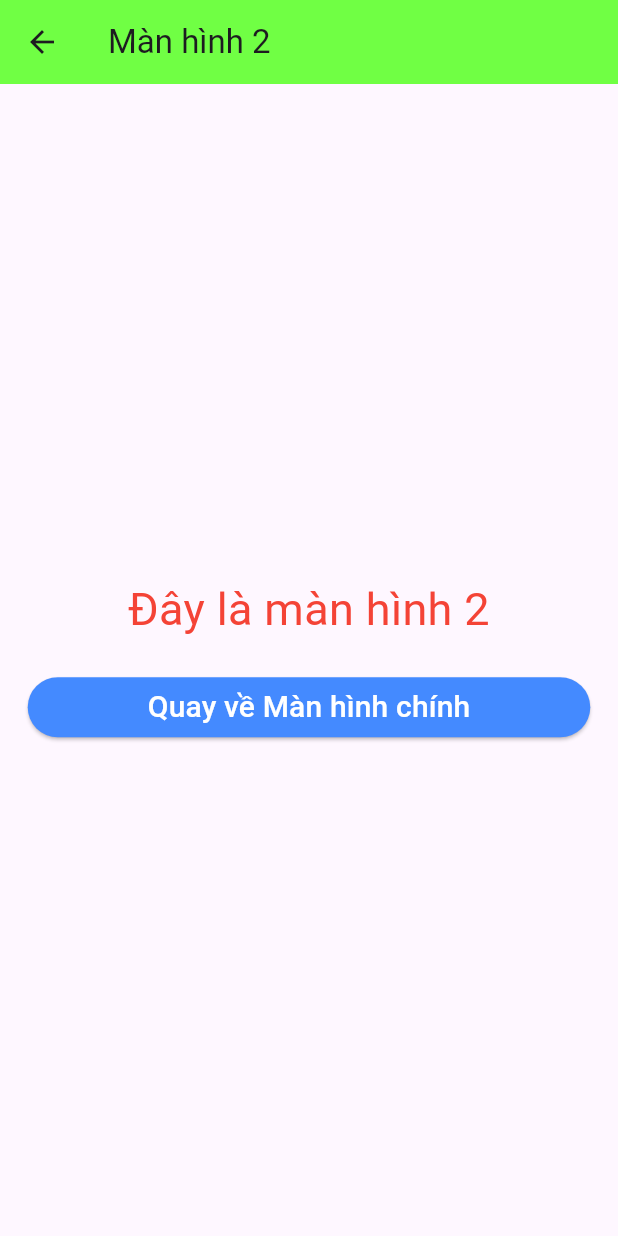
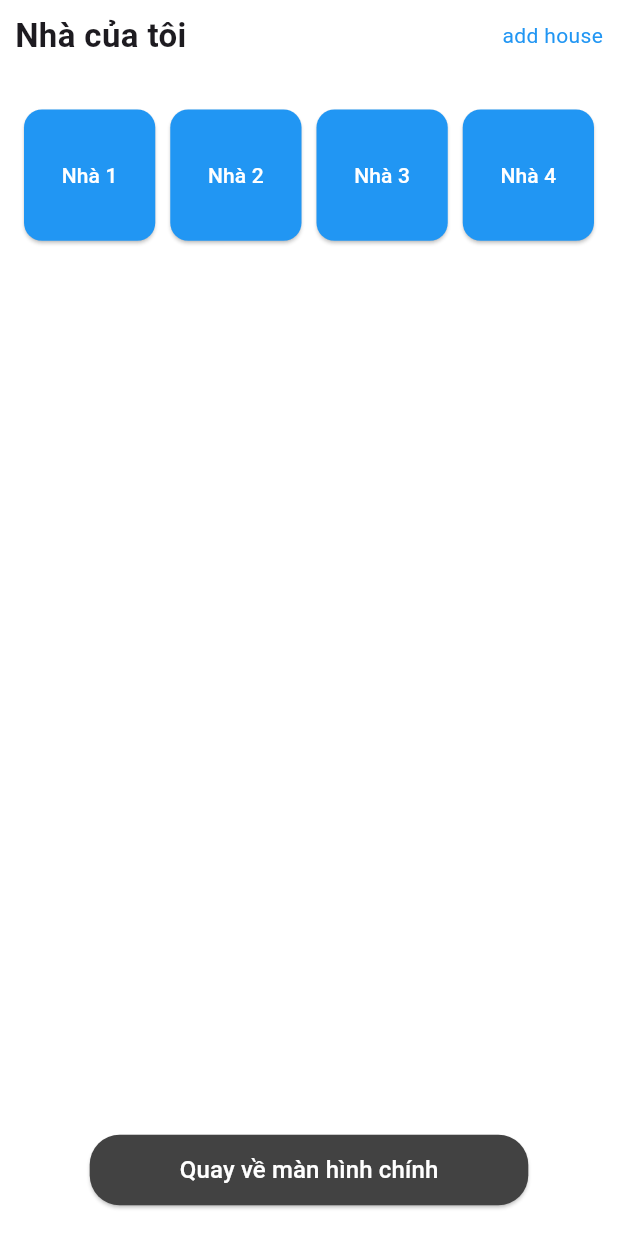
Before and after one commit to LECHANHIEP/CHUYEN-CAC-MAN-HINH, a Flutter app: the screen it shows after launch, after a tap on "Đăng nhập", on a phone screen of 412 x 824 dp. Run offline on Flutter 3.47's test engine with Material 3 defaults, Android fonts, the phone set to English and light mode, and no system bars; our stand-ins replace fluttertoast.

Commit message:
update 2

```diff
--- /dev/null
+++ b/lib/screens/home.dart
@@ -0,0 +1,110 @@
+import 'package:flutter/material.dart';
+import 'manhinhchinh.dart';
+
+class Home extends StatefulWidget {
+  const Home({super.key});
+
+  @override
+  State<Home> createState() => _HomeState();
+}
+
+class _HomeState extends State<Home> {
+  List<String> danhSach = ['Nhà 1', 'Nhà 2', 'Nhà 3', 'Nhà 4'];
+
+  void _themNhaMoi() {
+    setState(() {
+      danhSach.add('Nhà ${danhSach.length + 1}');
+    });
+  }
+
+  @override
+  Widget build(BuildContext context) {
+    return Scaffold(
+      backgroundColor: Colors.white,
+      body: SafeArea(
+        child: Column(
+          children: [
+            // Header
+            Padding(
+              padding: const EdgeInsets.symmetric(horizontal: 10, vertical: 8),
+              child: Row(
+                mainAxisAlignment: MainAxisAlignment.spaceBetween,
+                children: [
+                  const Text(
+                    'Nhà của tôi',
+                    style: TextStyle(
+                      fontSize: 22,
+                      fontWeight: FontWeight.bold,
+                    ),
+                  ),
+                  GestureDetector(
+                    onTap: _themNhaMoi,
+                    child: const Text(
+                      'add house',
+                      style: TextStyle(fontSize: 14, color: Colors.blue),
+                    ),
+                  ),
+                ],
+              ),
+            ),
+            const SizedBox(height: 10),
+
+            // Danh sách dạng lưới nút nhấn
+            Expanded(
+              child: Padding(
+                padding: const EdgeInsets.all(16.0),
+                child: GridView.count(
+                  crossAxisCount: 4,
+                  crossAxisSpacing: 10,
+                  mainAxisSpacing: 10,
+                  children: danhSach.map((ten) {
+                    return ElevatedButton(
+                      onPressed: () {
+                        // Tạm thời không làm gì khi nhấn
+                      },
+                      style: ElevatedButton.styleFrom(
+                        backgroundColor: Colors.blue,
+                        shape: RoundedRectangleBorder(
+                          borderRadius: BorderRadius.circular(12),
+                        ),
+                      ),
+                      child: Text(
+                        ten,
+                        textAlign: TextAlign.center,
+                        style: const TextStyle(color: Colors.white),
+                      ),
+                    );
+                  }).toList(),
+                ),
+              ),
+            ),
+
+            // Nút quay về màn hình chính
+            Padding(
+              padding: const EdgeInsets.only(bottom: 20),
+              child: ElevatedButton(
+                onPressed: () {
+                  Navigator.push(
+                    context,
+                    MaterialPageRoute(builder: (_) => const ManChinh()),
+                  );
+                },
+                style: ElevatedButton.styleFrom(
+                  backgroundColor: Colors.grey[800],
+                  padding: const EdgeInsets.symmetric(horizontal: 60, vertical: 12),
+                  shape: RoundedRectangleBorder(
+                    borderRadius: BorderRadius.circular(20),
+                  ),
+                ),
+                child: const Text(
+                  'Quay về màn hình chính',
+                  style: TextStyle(color: Colors.white, fontSize: 16),
+                ),
+              ),
+            ),
+          ],
+        ),
+      ),
+    );
+  }
+}
--- a/lib/screens/manhinh2.dart
+++ /dev/null
@@ -1,48 +0,0 @@
-import 'package:app1/screens/manhinhchinh.dart';
-import 'package:flutter/material.dart';
-
-class ManHinh2 extends StatelessWidget {
-  const ManHinh2({super.key});
-
-  @override
-  Widget build(BuildContext context) {
-    return Scaffold(
-      appBar: AppBar(
-        title: const Text('Màn hình 2'),
-        backgroundColor: const Color.fromARGB(255, 112, 255, 68),
-      ),
-      body: Center(
-        child: Column(
-          mainAxisAlignment: MainAxisAlignment.center,
-          children: [
-            const Text(
-              'Đây là màn hình 2',
-              style: TextStyle(fontSize: 30, color: Colors.red),
-            ),
-            const SizedBox(height: 20),
-            ElevatedButton(
-              onPressed: () {
-                // Khi nhấn nút, chuyển về màn hình ManChinh
-                Navigator.push(
-                  context,
-                  MaterialPageRoute(builder: (_) => const ManChinh()),
-                );
-              },
-              style: ElevatedButton.styleFrom(
-                backgroundColor: Colors.blueAccent, // Màu nền của nút
-                padding: const EdgeInsets.symmetric(horizontal: 80),
-                shape: RoundedRectangleBorder(
-                  borderRadius: BorderRadius.circular(20),
-                ),
-              ),
-              child: const Text(
-                'Quay về Màn hình chính',
-                style: TextStyle(fontSize: 20, color: Colors.white),
-              ),
-            ),
-          ],
-        ),
-      ),
-    );
-  }
-}
--- a/lib/screens/manhinhchinh.dart
+++ b/lib/screens/manhinhchinh.dart
@@ -1,9 +1,9 @@
 import 'package:flutter/material.dart';
 import 'package:fluttertoast/fluttertoast.dart';
 import 'package:url_launcher/url_launcher.dart';
-import 'manhinh2.dart'; // <-- import màn hình 2 nằm cùng thư mục
+import 'home.dart';
 import 'dangki.dart';
-// Các hàm tiện ích
+
 void dangnhap() {
   print("Đăng nhập thành công!");
 }
@@ -39,20 +39,46 @@ void fb() async {
   }
 }
 
-// Màn hình chính
 class ManChinh extends StatelessWidget {
   const ManChinh({super.key});
 
   @override
   Widget build(BuildContext context) {
     return Scaffold(
-      body: Container(
+      body: SingleChildScrollView(
+        child: Container(
           width: double.infinity,
-        height: double.infinity,
+          height: MediaQuery.of(context).size.height,
           color: Colors.white,
           child: Column(
+            children: const [
+              SizedBox(height: 30),
+              _LogoSection(),
+              SizedBox(height: 40),
+              _LoginForm(),
+              SizedBox(height: 20),
+              _ActionButtons(),
+              SizedBox(height: 10),
+              Text('Đăng nhập với ',
+              style: TextStyle(color: Colors.blueAccent),),
+              SizedBox(height: 20),
+              _FooterActions(),
+            ],
+          ),
+        ),
+      ),
+    );
+  }
+}
+
+// Logo và tiêu đề
+class _LogoSection extends StatelessWidget {
+  const _LogoSection();
+
+  @override
+  Widget build(BuildContext context) {
+    return Column(
       children: [
-            const SizedBox(height: 50),
         Row(
           mainAxisAlignment: MainAxisAlignment.center,
           children: [
@@ -65,11 +91,7 @@ class ManChinh extends StatelessWidget {
               ),
             ),
             const SizedBox(width: 10),
-                Image.asset(
-                  'assets/photo/wifi.png',
-                  width: 60,
-                  height: 60,
-                ),
+            Image.asset('assets/photo/wifi.png', width: 60, height: 60),
           ],
         ),
         const SizedBox(height: 10),
@@ -82,33 +104,58 @@ class ManChinh extends StatelessWidget {
             color: Colors.black,
           ),
         ),
-            const SizedBox(height: 60),
+      ],
+    );
+  }
+}
+
+// Form nhập tài khoản và mật khẩu
+class _LoginForm extends StatelessWidget {
+  const _LoginForm();
+
+  @override
+  Widget build(BuildContext context) {
+    return Column(
+      children: const [
         Padding(
-              padding: const EdgeInsets.symmetric(horizontal: 50),
+          padding: EdgeInsets.symmetric(horizontal: 50),
           child: TextField(
             decoration: InputDecoration(
               hintText: "Nhập tài khoản",
-                  prefixIcon: const Icon(Icons.email, color: Colors.blueAccent),
+              prefixIcon: Icon(Icons.email, color: Colors.blueAccent),
               border: OutlineInputBorder(
-                    borderRadius: BorderRadius.circular(20),
-                    borderSide: const BorderSide(color: Colors.black),
+                borderRadius: BorderRadius.all(Radius.circular(20)),
+                borderSide: BorderSide(color: Colors.black),
               ),
             ),
-                style: const TextStyle(
+            style: TextStyle(
               fontSize: 18,
               fontFamily: 'Roboto',
               color: Color.fromARGB(255, 1, 12, 7),
             ),
           ),
         ),
-            const SizedBox(height: 30),
-            const PasswordField(),
-            const SizedBox(height: 20),
+        SizedBox(height: 30),
+        PasswordField(),
+      ],
+    );
+  }
+}
+
+// Các nút Đăng nhập, Quên mật khẩu, Đăng ký
+class _ActionButtons extends StatelessWidget {
+  const _ActionButtons();
+
+  @override
+  Widget build(BuildContext context) {
+    return Column(
+      children: [
         ElevatedButton(
           onPressed: () {
+            print('nút đăng nhập được nhấn ');
             Navigator.push(
               context,
-                  MaterialPageRoute(builder: (_) => const ManHinh2()),
+              MaterialPageRoute(builder: (_) => Home()),
             );
           },
           style: ElevatedButton.styleFrom(
@@ -135,10 +182,9 @@ class ManChinh extends StatelessWidget {
         TextButton(
           onPressed: () {
             Navigator.push(
-                context, MaterialPageRoute(builder: (_)=> const dangki()),
+              context,
+              MaterialPageRoute(builder: (_) => const dangki()),
             );
-
-
             print("Nút đăng kí được nhấn!");
           },
           child: const Text(
@@ -146,29 +192,37 @@ class ManChinh extends StatelessWidget {
             style: TextStyle(fontSize: 16, color: Colors.blueAccent),
           ),
         ),
-            const SizedBox(height: 20),
-            Row(
-              mainAxisAlignment: MainAxisAlignment.spaceEvenly,
+      ],
+    );
+  }
+}
+
+// Icon tìm kiếm và gọi
+class _FooterActions extends StatelessWidget {
+  const _FooterActions();
+
+  @override
+  Widget build(BuildContext context) {
+    return Row(
+      mainAxisAlignment: MainAxisAlignment.center, // đưa icon vào giữa
       children: [
         IconButton(
           onPressed: timkiem,
-                  icon: const Icon(Icons.search_sharp, size: 40, color: Colors.blueAccent),
+          icon: const Icon(Icons.email, size: 40, color: Colors.blueAccent),
         ),
+        const SizedBox(width: 20), // chỉnh khoảng cách tùy ý
         IconButton(
           onPressed: () {
             goi();
             fb();
           },
-                  icon: const Icon(Icons.phone, size: 40, color: Colors.blueAccent),
+          icon: const Icon(Icons.facebook, size: 40, color: Colors.blueAccent),
         ),
       ],
-            ),
-          ],
-        ),
-      ),
     );
   }
 }
+
 
 // Widget nhập mật khẩu
 class PasswordField extends StatefulWidget {
@@ -178,25 +232,25 @@ class PasswordField extends StatefulWidget {
 }
 
 class _PasswordFieldState extends State<PasswordField> {
-  bool tt = true;
+  bool _isObscure = true;
 
   @override
   Widget build(BuildContext context) {
     return Padding(
       padding: const EdgeInsets.symmetric(horizontal: 50),
       child: TextField(
-        obscureText: tt,
+        obscureText: _isObscure,
         decoration: InputDecoration(
           hintText: "Nhập mật khẩu",
           prefixIcon: const Icon(Icons.lock, color: Colors.blueAccent),
           suffixIcon: IconButton(
             icon: Icon(
-              tt ? Icons.visibility_off : Icons.visibility,
+              _isObscure ? Icons.visibility_off : Icons.visibility,
               color: Colors.grey,
             ),
             onPressed: () {
               setState(() {
-                tt = !tt;
+                _isObscure = !_isObscure;
               });
             },
           ),
```
Also changed, not shown: lib/screens/dangki.dart (+61 -18 lines). Lines whose indentation alone changed are shown as unchanged.
